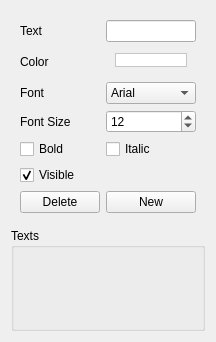
Old version of the form src/moonstone/ilsa/plugins/text/resources/ui/qt/textproperties.ui in the repository aevum/moonstone.
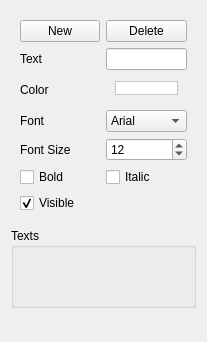
New version of the form. Icons and pictures are not drawn.

Diff of the .ui file:
```diff
--- a/src/moonstone/ilsa/plugins/text/resources/ui/qt/textproperties.ui
+++ b/src/moonstone/ilsa/plugins/text/resources/ui/qt/textproperties.ui
@@ -6,7 +6,7 @@
    <rect>
     <x>0</x>
     <y>0</y>
-    <width>216</width>
+    <width>200</width>
     <height>342</height>
    </rect>
   </property>
@@ -27,7 +27,33 @@
       </size>
      </property>
      <layout class="QGridLayout" name="gridLayout_6">
-      <item row="2" column="1">
+      <item row="3" column="0">
+       <widget class="QLabel" name="label_10">
+        <property name="text">
+         <string>Color</string>
+        </property>
+       </widget>
+      </item>
+      <item row="4" column="1">
+       <widget class="QComboBox" name="fontCombo">
+        <item>
+         <property name="text">
+          <string>Arial</string>
+         </property>
+        </item>
+        <item>
+         <property name="text">
+          <string>Courier</string>
+         </property>
+        </item>
+        <item>
+         <property name="text">
+          <string>Times</string>
+         </property>
+        </item>
+       </widget>
+      </item>
+      <item row="3" column="1">
        <widget class="QWidget" name="widget_5" native="true">
         <property name="minimumSize">
          <size>
@@ -67,79 +93,48 @@
         </layout>
        </widget>
       </item>
-      <item row="0" column="0">
-       <widget class="QLabel" name="label_5">
-        <property name="text">
-         <string>Text</string>
-        </property>
-       </widget>
-      </item>
-      <item row="7" column="1">
-       <widget class="QPushButton" name="newTextButton">
-        <property name="text">
-         <string>New</string>
-        </property>
-        <property name="icon">
-         <iconset resource="../../../../measure/resources/ui/qt/resources.qrc">
-          <normaloff>:/static/default/icon/22x22/document-new.png</normaloff>:/static/default/icon/22x22/document-new.png</iconset>
-        </property>
-       </widget>
-      </item>
       <item row="7" column="0">
-       <widget class="QPushButton" name="deleteTextButton">
+       <widget class="QCheckBox" name="visible">
         <property name="text">
-         <string>Delete</string>
+         <string>Visible</string>
         </property>
-        <property name="icon">
-         <iconset resource="../../../../measure/resources/ui/qt/resources.qrc">
-          <normaloff>:/static/default/icon/22x22/edit-delete.png</normaloff>:/static/default/icon/22x22/edit-delete.png</iconset>
+        <property name="checked">
+         <bool>true</bool>
         </property>
        </widget>
       </item>
-      <item row="2" column="0">
-       <widget class="QLabel" name="label_10">
+      <item row="6" column="1">
+       <widget class="QCheckBox" name="italic">
         <property name="text">
-         <string>Color</string>
+         <string>Italic</string>
         </property>
        </widget>
       </item>
-      <item row="0" column="1">
+      <item row="1" column="1">
        <widget class="QLineEdit" name="textField"/>
       </item>
-      <item row="3" column="0">
-       <widget class="QLabel" name="label">
-        <property name="text">
-         <string>Font</string>
-        </property>
-       </widget>
-      </item>
-      <item row="3" column="1">
-       <widget class="QComboBox" name="fontCombo">
-        <item>
-         <property name="text">
-          <string>Arial</string>
-         </property>
-        </item>
-        <item>
-         <property name="text">
-          <string>Courier</string>
-         </property>
-        </item>
-        <item>
-         <property name="text">
-          <string>Times</string>
-         </property>
-        </item>
-       </widget>
-      </item>
-      <item row="4" column="0">
+      <item row="5" column="0">
        <widget class="QLabel" name="label_2">
         <property name="text">
          <string>Font Size</string>
         </property>
        </widget>
       </item>
-      <item row="4" column="1">
+      <item row="4" column="0">
+       <widget class="QLabel" name="label">
+        <property name="text">
+         <string>Font</string>
+        </property>
+       </widget>
+      </item>
+      <item row="1" column="0">
+       <widget class="QLabel" name="label_5">
+        <property name="text">
+         <string>Text</string>
+        </property>
+       </widget>
+      </item>
+      <item row="5" column="1">
        <widget class="QSpinBox" name="fontSize">
         <property name="minimum">
          <number>1</number>
@@ -149,27 +144,32 @@
         </property>
        </widget>
       </item>
-      <item row="5" column="0">
+      <item row="6" column="0">
        <widget class="QCheckBox" name="bold">
         <property name="text">
          <string>Bold</string>
         </property>
        </widget>
       </item>
-      <item row="5" column="1">
-       <widget class="QCheckBox" name="italic">
+      <item row="0" column="0">
+       <widget class="QPushButton" name="newTextButton">
         <property name="text">
-         <string>Italic</string>
+         <string>New</string>
+        </property>
+        <property name="icon">
+         <iconset resource="../../../../measure/resources/ui/qt/resources.qrc">
+          <normaloff>:/static/default/icon/22x22/document-new.png</normaloff>:/static/default/icon/22x22/document-new.png</iconset>
         </property>
        </widget>
       </item>
-      <item row="6" column="0">
-       <widget class="QCheckBox" name="visible">
+      <item row="0" column="1">
+       <widget class="QPushButton" name="deleteTextButton">
         <property name="text">
-         <string>Visible</string>
+         <string>Delete</string>
         </property>
-        <property name="checked">
-         <bool>true</bool>
+        <property name="icon">
+         <iconset resource="../../../../measure/resources/ui/qt/resources.qrc">
+          <normaloff>:/static/default/icon/22x22/edit-delete.png</normaloff>:/static/default/icon/22x22/edit-delete.png</iconset>
         </property>
        </widget>
       </item>
@@ -178,11 +178,30 @@
    </item>
    <item>
     <widget class="QGroupBox" name="textGroup">
+     <property name="minimumSize">
+      <size>
+       <width>0</width>
+       <height>80</height>
+      </size>
+     </property>
      <property name="title">
       <string>Texts</string>
      </property>
     </widget>
    </item>
+   <item>
+    <spacer name="verticalSpacer">
+     <property name="orientation">
+      <enum>Qt::Vertical</enum>
+     </property>
+     <property name="sizeHint" stdset="0">
+      <size>
+       <width>20</width>
+       <height>40</height>
+      </size>
+     </property>
+    </spacer>
+   </item>
   </layout>
  </widget>
  <resources>
```
